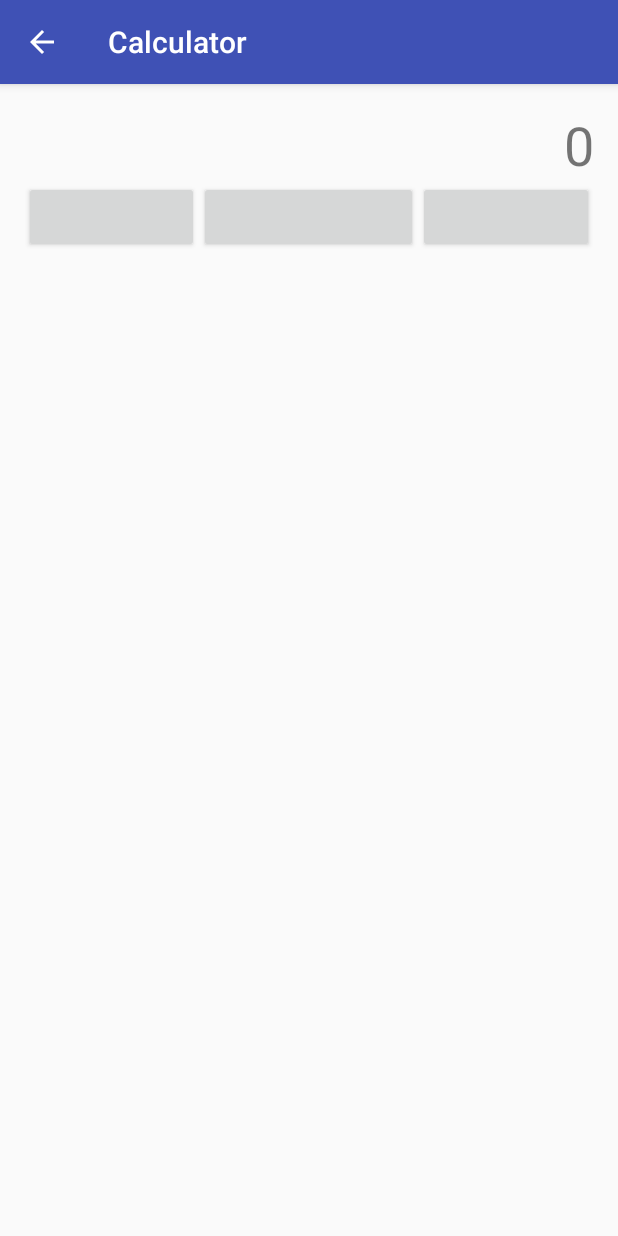
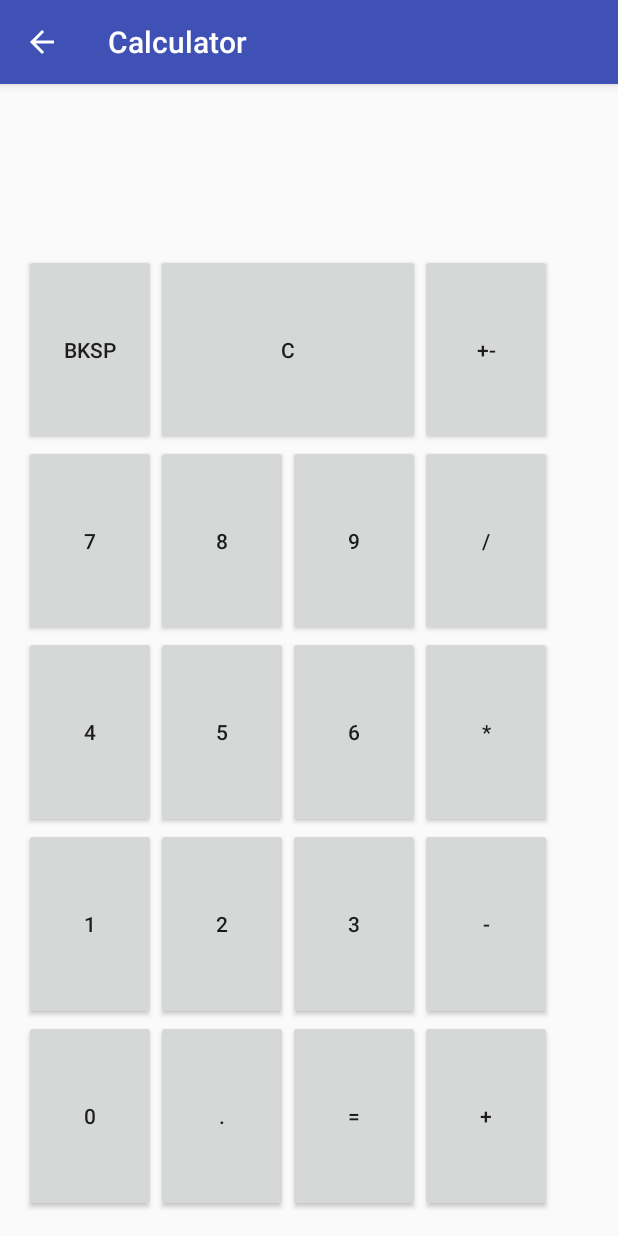
Before and after one commit to donsokollo/Android_calculator_repo, an Android app: the SimpleActivity screen opened directly, with no data from a screen before it, on a phone screen of 412 x 824 dp. Run offline under Robolectric (Android 15) with nearby library versions, the phone set to English and light mode, and no system bars.

Commit message:
Changes in the logic with operations on operator

```diff
--- /dev/null
+++ b/app/src/main/java/com/dm/chebotarskyi/calculator/CalcLogic.java
@@ -0,0 +1,173 @@
+package com.dm.chebotarskyi.calculator;
+
+import java.util.HashMap;
+import java.util.StringTokenizer;
+import java.util.ArrayDeque;
+
+
+/**
+ * Created by 800881 on 3/30/2017.
+ */
+
+
+
+public class CalcLogic {
+    private CurrNumber numb = new CurrNumber();
+
+    private ArrayDeque<StackItem> stack= new ArrayDeque<StackItem>();
+    private SimpleActivity act;
+    private int lastOpPriority =0;
+
+
+
+    public  CalcLogic(){
+        CurrNumber Numb = new CurrNumber();
+        SimpleActivity act = new SimpleActivity();
+    }
+
+    public  CalcLogic(SimpleActivity Act){
+        this.act = Act;
+    }
+
+
+    /*
+    uzyc ArrayDeque na stack!!!
+
+     */
+
+    class CurrNumber{
+
+        boolean dotPresent=false;
+        String number = "";
+
+        public boolean firstDot(){
+            return !this.dotPresent;
+        }
+        public void addDot(){
+            dotPresent=true;
+            number+=".";        }
+        public void addDigit(String digit){
+            number+=digit;
+        }
+        public void subDigit(){
+            number=number.substring(0,number.length()-1);
+        }
+        public String getNumber(){
+            return this.number;
+        }
+
+        public Number makeNumber(){
+            float fullNumb = Float.parseFloat(number);
+            Number numb = new Number(fullNumb);
+            clearNumber();
+            return numb;
+        }
+
+        public void clearNumber(){
+            this.number="";
+            this.dotPresent=false;
+        }
+
+    }
+
+    public boolean firstDot(){
+        if (numb.firstDot()){
+            return true;
+        } else {
+            numb.addDot();
+            return false;
+        }
+    }
+
+    public void addDigit(String digit){
+        if (digit.equals(".")){
+            if(numb.firstDot()){
+                numb.addDot();
+                if (numb.getNumber().isEmpty()){
+                    act.setmSimpDisplay("0"+digit);
+                } else act.setmSimpDisplay(act.getmSimpDisplay()+digit);
+            }
+
+        } else {
+            numb.addDigit(digit);
+            act.setmSimpDisplay(act.getmSimpDisplay()+digit);
+        }
+
+    }
+
+    public  Number makeNumb(){
+        return  numb.makeNumber();
+    }
+
+    public void clearLastDigit(){
+        if (!act.getmSimpDisplay().isEmpty()){
+            numb.subDigit();
+            act.setmSimpDisplay(act.getmSimpDisplay().substring(0,act.getmSimpDisplay().length()-1));
+        }
+
+    }
+
+    public void clearAll(){
+        numb.clearNumber();
+        stack.clear();
+        act.setmSimpDisplay("");
+        act.setmSimpSmallDisplay("");
+    }
+
+
+
+    public void makeOperation(String operator){
+
+       // String pobranyTekst = mWyswietlacz.getText().toString();
+        Operator op = new Operator(operator); //making operator
+
+        if (numb.getNumber().isEmpty()){
+            //do nothing
+        } else if (lastOpPriority > op.checkPriority()) {
+            stack.push(makeNumb());
+
+            while (lastOpPriority > op.checkPriority()) {
+                float firstNumb = stack.pollLast().getNumber();
+                String lastOper = stack.pollLast().getOperator();
+                float secondNumb = stack.pollLast().getNumber();
+
+                if (stack.isEmpty()) {
+                    this.lastOpPriority = 0;
+                } else this.lastOpPriority = stack.peekLast().checkPriority();
+
+
+                Number res = new Number();
+                switch (lastOper) {
+                    case "-":
+                        res.setNumber(secondNumb - firstNumb);
+                        break;
+                    case "+":
+                        res.setNumber(secondNumb + firstNumb);
+                        break;
+                    case "*":
+                        res.setNumber(secondNumb * firstNumb);
+                        break;
+                    case "/":
+                        res.setNumber(secondNumb / firstNumb);
+                        break;
+                }
+
+                stack.addLast(res);
+                act.setmSimpDisplay(Float.toString(res.getNumber()));
+            }
+        }   else if(lastOpPriority <= op.checkPriority()){
+            act.clearmSimpDisplay();
+            stack.push(makeNumb());
+            act.setmSimpSmallDisplay(act.getmSimpSmallDisplay() + Float.toString(stack.peek().getNumber()));
+            stack.push(op);
+            act.setmSimpSmallDisplay(act.getmSimpSmallDisplay() + stack.peek().getOperator());
+            lastOpPriority = op.checkPriority();
+        }
+
+
+
+
+
+    }
+
+}
--- a/app/src/main/res/layout/activity_simple_calculator.xml
+++ b/app/src/main/res/layout/activity_simple_calculator.xml
@@ -12,46 +12,132 @@
     tools:context="com.dm.chebotarskyi.calculator.SimpleActivity">
 
     <TextView
+        android:id="@+id/simple_displayText"
         android:layout_width="match_parent"
         android:layout_height="wrap_content"
         android:maxLines="1"
         android:layout_gravity="end"
         android:textAlignment="textEnd"
         android:textSize="36sp"
-        android:text="0"/>
+        android:text=""/>
 
-    <LinearLayout
+    <TextView
+        android:id="@+id/simple_smalldisplayText"
         android:layout_width="match_parent"
-        android:layout_height="match_parent"
-        android:orientation="horizontal">
-        <LinearLayout
-            android:layout_width="wrap_content"
-            android:layout_height="match_parent"
-            android:orientation="vertical"
-            android:layout_weight="1">
-             <Button
-                 android:layout_width="match_parent"
-                 android:layout_height="wrap_content" />
-        </LinearLayout>
-        <LinearLayout
-            android:layout_width="wrap_content"
-            android:layout_height="match_parent"
-            android:orientation="vertical"
-            android:layout_weight="2">
+        android:layout_height="wrap_content"
+        android:maxLines="1"
+        android:layout_gravity="end"
+        android:textAlignment="textEnd"
+        android:textSize="36sp"
+        android:text=""/>
 
-            <Button
-                android:layout_width="match_parent"
-                android:layout_height="wrap_content" />
-        </LinearLayout>
-        <LinearLayout
-            android:layout_width="wrap_content"
-            android:layout_height="match_parent"
-            android:orientation="vertical"
-            android:layout_weight="1">
 
-            <Button
-                android:layout_width="match_parent"
-                android:layout_height="wrap_content" />
-        </LinearLayout>
-    </LinearLayout>
+   <GridLayout
+       android:layout_width="match_parent"
+       android:layout_height="match_parent"
+       android:rowCount="5"
+       android:columnCount="4">
+
+       <Button
+           android:id="@+id/simple_bksp_btn"
+           android:text="Bksp"
+           android:layout_rowWeight="1"
+           android:onClick="onBkspClick"/>
+       <Button
+        android:layout_columnSpan="2"
+        android:layout_gravity="fill_horizontal"
+           android:id="@+id/simple_C_btn"
+           android:text="C"
+           android:layout_rowWeight="1"
+           android:onClick="onSimpleCclick"/>
+       <Button
+           android:id="@+id/simple_pm_btn"
+           android:text="+-"
+           android:layout_rowWeight="1"
+           android:onClick="onPmClick"/>
+       <Button
+           android:id="@+id/simple_7_btn"
+           android:text="7"
+           android:layout_rowWeight="1"
+           android:onClick="onNumberClick"/>
+       <Button
+           android:id="@+id/simple_8_btn"
+           android:text="8"
+           android:layout_rowWeight="1"
+           android:onClick="onNumberClick"/>
+       <Button
+           android:id="@+id/simple_9_btn"
+           android:text="9"
+           android:layout_rowWeight="1"
+           android:onClick="onNumberClick"/>
+       <Button
+           android:id="@+id/simple_div_btn"
+           android:text="/"
+           android:layout_rowWeight="1"
+           android:onClick="onOperatorClick"/>
+       <Button
+           android:id="@+id/simple_4_btn"
+           android:text="4"
+           android:layout_rowWeight="1"
+           android:onClick="onNumberClick"/>
+       <Button
+           android:id="@+id/simple_5_btn"
+           android:text="5"
+           android:layout_rowWeight="1"
+           android:onClick="onNumberClick"/>
+       <Button
+           android:id="@+id/simple_6_btn"
+           android:text="6"
+           android:layout_rowWeight="1"
+           android:onClick="onNumberClick"/>
+       <Button
+           android:id="@+id/simple_mul_btn"
+           android:text="*"
+           android:layout_rowWeight="1"
+           android:onClick="onOperatorClick"/>
+       <Button
+           android:id="@+id/simple_1_btn"
+           android:text="1"
+           android:layout_rowWeight="1"
+           android:onClick="onNumberClick"/>
+       <Button
+           android:id="@+id/simple_2_btn"
+           android:text="2"
+           android:layout_rowWeight="1"
+           android:onClick="onNumberClick"/>
+       <Button
+           android:id="@+id/simple_3_btn"
+           android:text="3"
+           android:layout_rowWeight="1"
+           android:onClick="onNumberClick"/>
+       <Button
+           android:id="@+id/simple_sub_btn"
+           android:text="-"
+           android:layout_rowWeight="1"
+           android:onClick="onOperatorClick"/>
+       <Button
+           android:id="@+id/simple_0_btn"
+           android:text="0"
+           android:layout_rowWeight="1"
+           android:onClick="onNumberClick"/>
+       <Button
+           android:id="@+id/simple_dot_btn"
+           android:text="."
+           android:layout_rowWeight="1"
+           android:onClick="onNumberClick"/>
+       <Button
+           android:id="@+id/simple_equal_btn"
+           android:text="="
+           android:layout_rowWeight="1"
+           android:onClick="onEqualClick"/>
+       <Button
+           android:id="@+id/simple_plus_btn"
+           android:text="+"
+           android:layout_rowWeight="1"
+           android:onClick="onOperatorClick"/>
+
+
+
+   </GridLayout>
+
 </LinearLayout>
```
Also changed, not shown: app/src/main/java/com/dm/chebotarskyi/calculator/SimpleActivity.java (+35 -32 lines), 1 other file.
